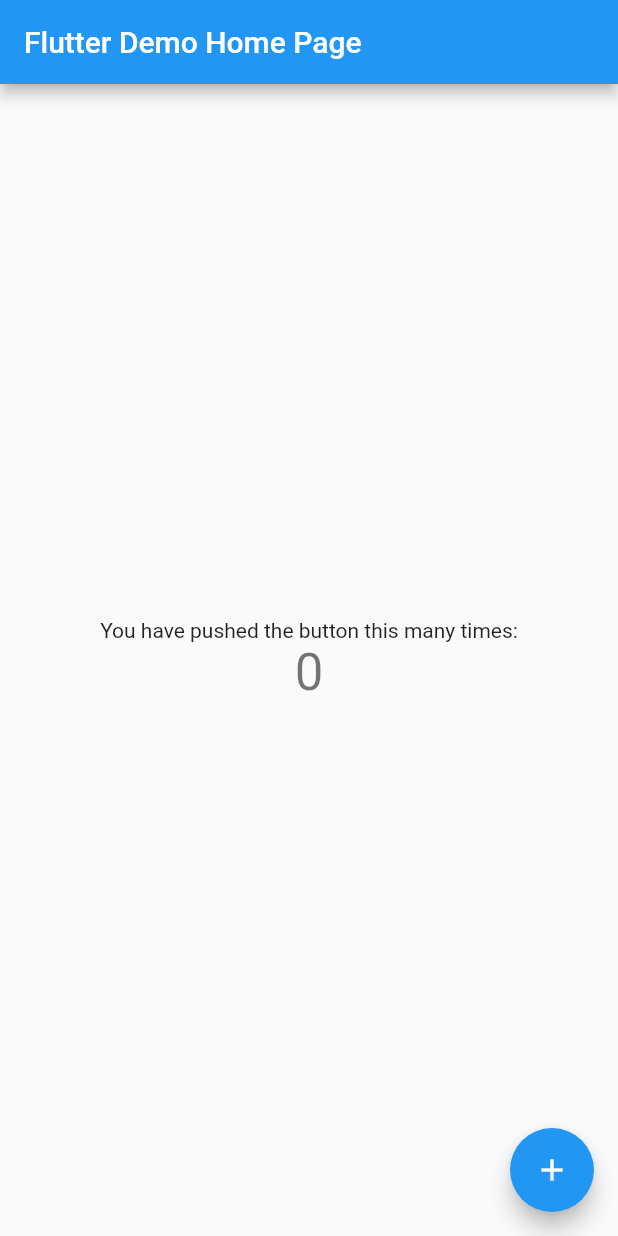
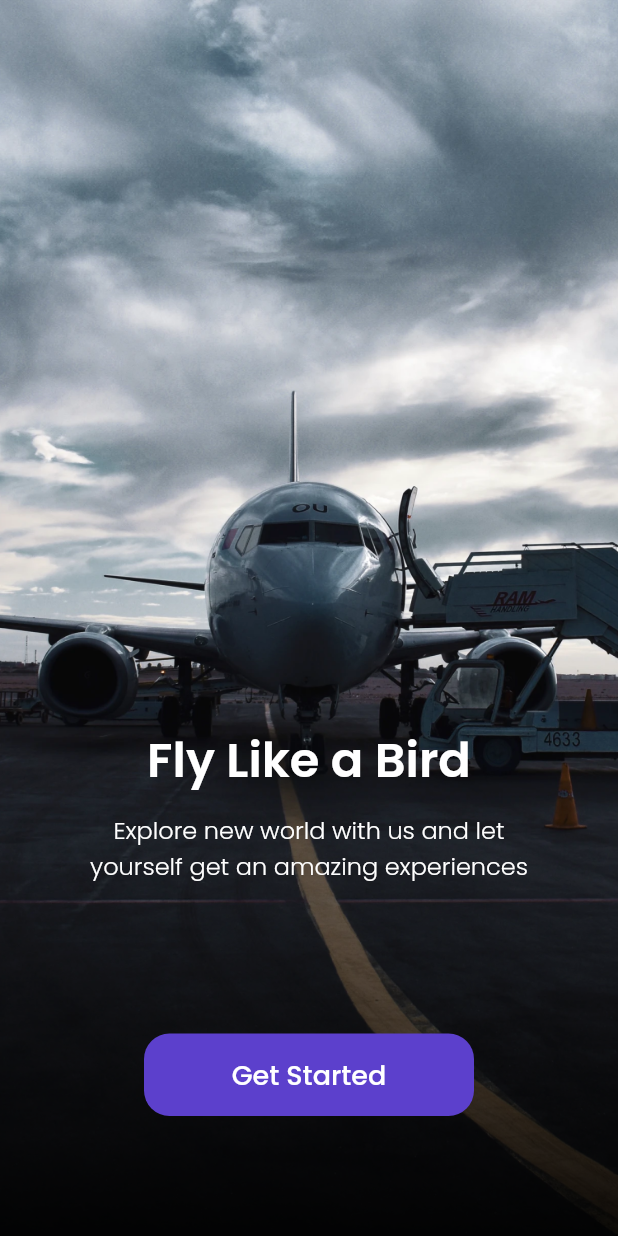
Before and after one commit to rafidmuhammad/travel_app, a Flutter app: the screen it shows after launch, on a phone screen of 412 x 824 dp. Run offline on Flutter 3.47's test engine with Material 2 defaults, Android fonts, the phone set to English and light mode, and no system bars; our stand-ins replace google_fonts.

```diff
--- a/lib/main.dart
+++ b/lib/main.dart
@@ -1,4 +1,9 @@
 import 'package:flutter/material.dart';
+import 'package:new_flutter_app/ui/pages/bonus_page.dart';
+import 'package:new_flutter_app/ui/pages/get_started.dart';
+import 'package:new_flutter_app/ui/pages/main_page.dart';
+import 'package:new_flutter_app/ui/pages/sign_up.dart';
+import 'package:new_flutter_app/ui/pages/splash_page.dart';
 
 void main() {
   runApp(const MyApp());
@@ -11,105 +16,14 @@ class MyApp extends StatelessWidget {
   @override
   Widget build(BuildContext context) {
     return MaterialApp(
-      title: 'Flutter Demo',
-      theme: ThemeData(
-        // This is the theme of your application.
-        //
-        // Try running your application with "flutter run". You'll see the
-        // application has a blue toolbar. Then, without quitting the app, try
-        // changing the primarySwatch below to Colors.green and then invoke
-        // "hot reload" (press "r" in the console where you ran "flutter run",
-        // or simply save your changes to "hot reload" in a Flutter IDE).
-        // Notice that the counter didn't reset back to zero; the application
-        // is not restarted.
-        primarySwatch: Colors.blue,
-      ),
-      home: const MyHomePage(title: 'Flutter Demo Home Page'),
+      debugShowCheckedModeBanner: false,
+      routes: {
+        '/': (context) => const SplashPage(),
+        '/get-started': (context) => const GetStarted(),
+        '/sign-up': (context) => const SignUp(),
+        '/bonus': (context) => const BonusPage(),
+        '/main-page': (context) => const MainPage(),
+      },
     );
   }
 }
-
-class MyHomePage extends StatefulWidget {
-  const MyHomePage({super.key, required this.title});
-
-  // This widget is the home page of your application. It is stateful, meaning
-  // that it has a State object (defined below) that contains fields that affect
-  // how it looks.
-
-  // This class is the configuration for the state. It holds the values (in this
-  // case the title) provided by the parent (in this case the App widget) and
-  // used by the build method of the State. Fields in a Widget subclass are
-  // always marked "final".
-
-  final String title;
-
-  @override
-  State<MyHomePage> createState() => _MyHomePageState();
-}
-
-class _MyHomePageState extends State<MyHomePage> {
-  int _counter = 0;
-
-  void _incrementCounter() {
-    setState(() {
-      // This call to setState tells the Flutter framework that something has
-      // changed in this State, which causes it to rerun the build method below
-      // so that the display can reflect the updated values. If we changed
-      // _counter without calling setState(), then the build method would not be
-      // called again, and so nothing would appear to happen.
-      _counter++;
-    });
-  }
-
-  @override
-  Widget build(BuildContext context) {
-    // This method is rerun every time setState is called, for instance as done
-    // by the _incrementCounter method above.
-    //
-    // The Flutter framework has been optimized to make rerunning build methods
-    // fast, so that you can just rebuild anything that needs updating rather
-    // than having to individually change instances of widgets.
-    return Scaffold(
-      appBar: AppBar(
-        // Here we take the value from the MyHomePage object that was created by
-        // the App.build method, and use it to set our appbar title.
-        title: Text(widget.title),
-      ),
-      body: Center(
-        // Center is a layout widget. It takes a single child and positions it
-        // in the middle of the parent.
-        child: Column(
-          // Column is also a layout widget. It takes a list of children and
-          // arranges them vertically. By default, it sizes itself to fit its
-          // children horizontally, and tries to be as tall as its parent.
-          //
-          // Invoke "debug painting" (press "p" in the console, choose the
-          // "Toggle Debug Paint" action from the Flutter Inspector in Android
-          // Studio, or the "Toggle Debug Paint" command in Visual Studio Code)
-          // to see the wireframe for each widget.
-          //
-          // Column has various properties to control how it sizes itself and
-          // how it positions its children. Here we use mainAxisAlignment to
-          // center the children vertically; the main axis here is the vertical
-          // axis because Columns are vertical (the cross axis would be
-          // horizontal).
-          mainAxisAlignment: MainAxisAlignment.center,
-          children: <Widget>[
-            const Text(
-              'You have pushed the button this many times:',
-            ),
-            Text(
-              '$_counter',
-              style: Theme.of(context).textTheme.headline4,
-            ),
-          ],
-        ),
-      ),
-      floatingActionButton: FloatingActionButton(
-        onPressed: _incrementCounter,
-        tooltip: 'Increment',
-        child: const Icon(Icons.add),
-      ), // This trailing comma makes auto-formatting nicer for build methods.
-    );
-  }
-}
--- /dev/null
+++ b/lib/ui/pages/get_started.dart
@@ -0,0 +1,59 @@
+import 'package:flutter/material.dart';
+import 'package:new_flutter_app/ui/widgets/custom_button.dart';
+import '../../shared/theme.dart';
+
+class GetStarted extends StatelessWidget {
+  const GetStarted({super.key});
+
+  @override
+  Widget build(BuildContext context) {
+    return Scaffold(
+      body: Stack(
+        children: [
+          Container(
+            width: double.infinity,
+            height: double.infinity,
+            decoration: const BoxDecoration(
+                image: DecorationImage(
+                    fit: BoxFit.cover,
+                    image: AssetImage('assets/image_getstarted.png'))),
+          ),
+          Center(
+            child: Column(
+              mainAxisAlignment: MainAxisAlignment.end,
+              children: [
+                Text(
+                  "Fly Like a Bird",
+                  style: whiteTextStyle.copyWith(
+                      fontSize: 32, fontWeight: semibold),
+                ),
+                const SizedBox(
+                  height: 10,
+                ),
+                Text(
+                  textAlign: TextAlign.center,
+                  'Explore new world with us and let\nyourself get an amazing experiences',
+                  style:
+                      whiteTextStyle.copyWith(fontSize: 16, fontWeight: light),
+                ),
+                const SizedBox(
+                  height: 50,
+                ),
+                CustomButton(
+                    margin: EdgeInsets.only(top: 50, bottom: 80),
+                    title: "Get Started",
+                    onPressed: () {
+                      Navigator.pushNamed(
+                        context,
+                        '/sign-up',
+                      );
+                    },
+                    width: 220)
+              ],
+            ),
+          )
+        ],
+      ),
+    );
+  }
+}
--- /dev/null
+++ b/lib/ui/widgets/custom_button.dart
@@ -0,0 +1,35 @@
+import 'package:flutter/material.dart';
+import 'package:new_flutter_app/shared/theme.dart';
+
+class CustomButton extends StatelessWidget {
+  final double width;
+  final String title;
+  final Function() onPressed;
+  final EdgeInsets margin;
+
+  const CustomButton(
+      {super.key,
+      this.width = double.infinity,
+      required this.onPressed,
+      required this.title,
+      this.margin = EdgeInsets.zero});
+
+  @override
+  Widget build(BuildContext context) {
+    return Container(
+      margin: margin,
+      width: width,
+      height: 55,
+      child: TextButton(
+          style: TextButton.styleFrom(
+              backgroundColor: primarycolor,
+              shape: RoundedRectangleBorder(
+                  borderRadius: BorderRadius.circular(defaultRadius))),
+          onPressed: onPressed,
+          child: Text(
+            title,
+            style: whiteTextStyle.copyWith(fontSize: 18, fontWeight: medium),
+          )),
+    );
+  }
+}
```
Also changed, not shown: lib/ui/pages/bonus_page.dart (added, +118 -0 lines), lib/ui/pages/main_page.dart (added, +41 -0 lines), lib/ui/pages/sign_up.dart (added, +199 -0 lines), lib/ui/pages/splash_page.dart (added, +49 -0 lines), lib/ui/widgets/navigation_bar.dart (added, +26 -0 lines).
